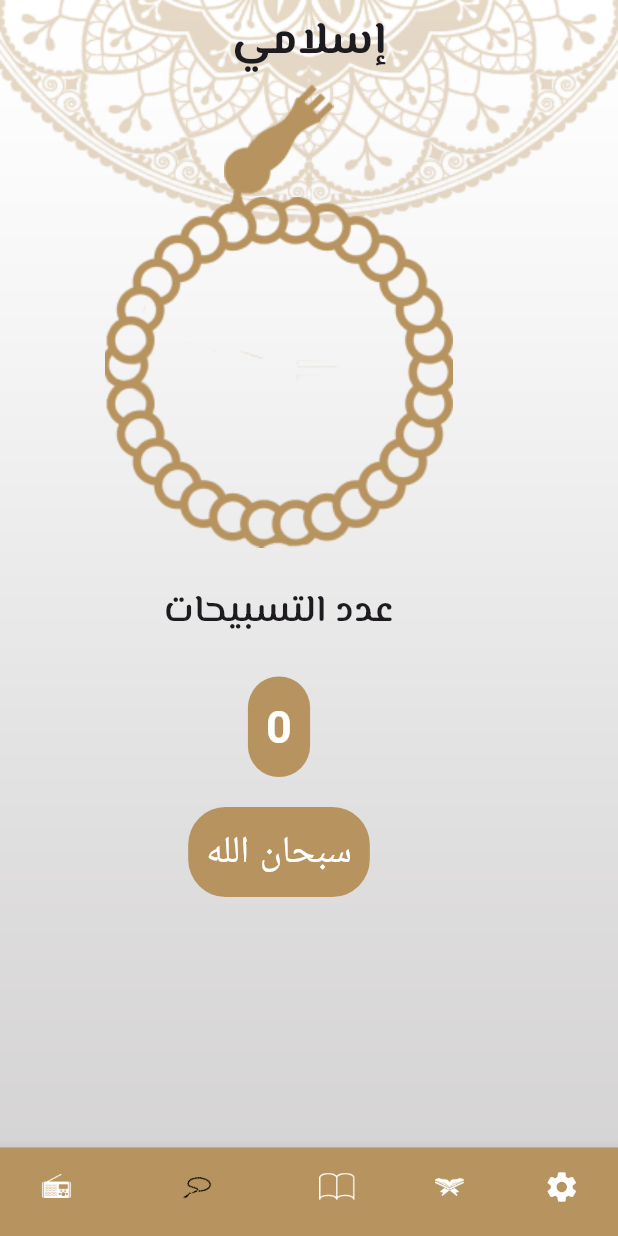
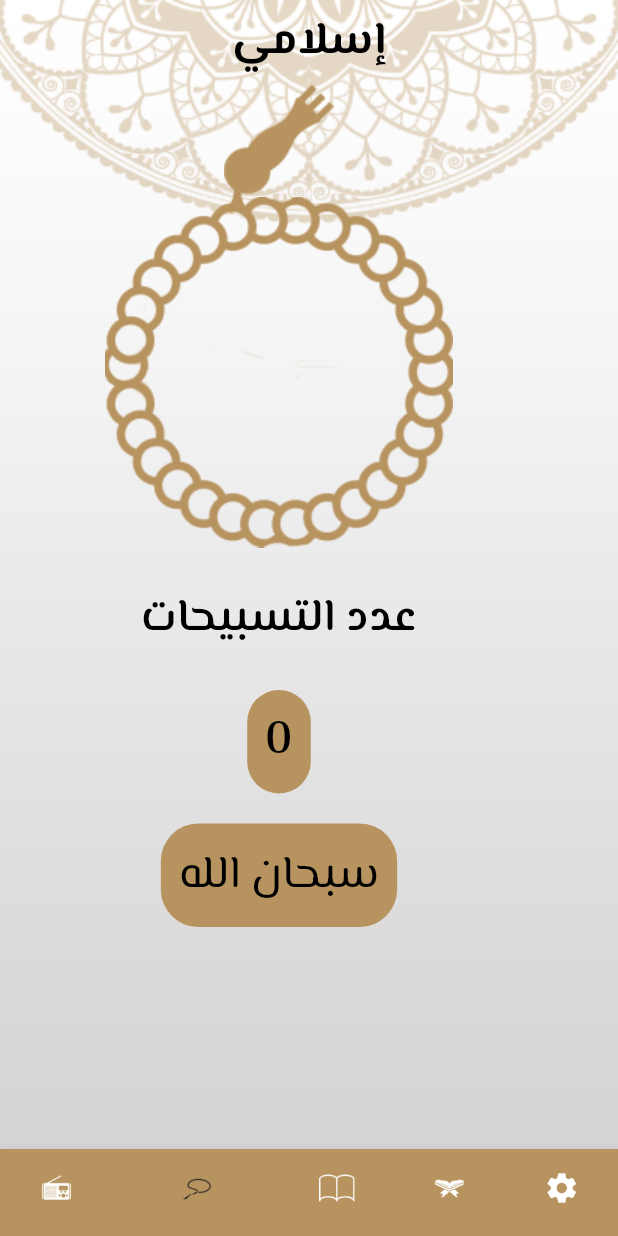
Before and after one commit to Algohary1/islami-App, a Flutter app: the screen it shows after launch, item 2 of the bottom bar chosen, on a phone screen of 412 x 824 dp. Run offline on Flutter 3.47's test engine with Material 3 defaults, Android fonts, the phone set to English and light mode, and no system bars; our stand-ins replace google_fonts.

Commit message:
islami app updates

```diff
--- a/lib/home/home.dart
+++ b/lib/home/home.dart
@@ -5,6 +5,7 @@ import 'package:sebha/home/tabs/quran1.dart';
 import 'package:sebha/home/tabs/radio.dart';
 import 'package:sebha/home/tabs/sebha.dart';
 import 'package:sebha/home/tabs/settings.dart';
+import 'package:sebha/my_theme_data.dart';
 
 class HomeScreen extends StatefulWidget {
   static const String routeName = 'HomeScreen';
@@ -27,13 +28,11 @@ int selectedIndex=0;
         width: double.infinity,
       ),
       Scaffold(
-        backgroundColor: Colors.transparent,
         appBar: AppBar(
-          backgroundColor: Colors.transparent,
-          centerTitle: true,
-          title: Text('إسلامي',
-              style: GoogleFonts.elMessiri(
-                  fontSize: 30, fontWeight: FontWeight.w700)),
+          title: Text('إسلامي', style:
+          Theme.of(context).textTheme.bodyLarge,
+            ),
+
         ),
         bottomNavigationBar:
             BottomNavigationBar(
@@ -43,23 +42,17 @@ int selectedIndex=0;
                   setState(() {
                   });
                 },
-                backgroundColor: Color(0xFFB7935F),
-                type: BottomNavigationBarType.shifting,
-                selectedItemColor: Colors.black,
-                unselectedItemColor: Colors.white,
-                showUnselectedLabels: false,
-                showSelectedLabels: false,
                 items: [
           BottomNavigationBarItem(icon: ImageIcon(AssetImage('assets/images/radio.png')), label: '',
-          backgroundColor: Color(0xFFB7935F),),
+          backgroundColor: MyThemeData.primaryColor,),
           BottomNavigationBarItem(icon: ImageIcon(AssetImage('assets/images/sebha_blue.png')), label: '',
-          backgroundColor: Color(0xFFB7935F),),
+          backgroundColor: MyThemeData.primaryColor,),
           BottomNavigationBarItem(icon: ImageIcon(AssetImage('assets/images/ahadeth.png')), label: '',
-          backgroundColor: Color(0xFFB7935F),),
+          backgroundColor: MyThemeData.primaryColor,),
           BottomNavigationBarItem(icon: ImageIcon(AssetImage('assets/images/moshaf.png')), label: '',
-          backgroundColor: Color(0xFFB7935F),),
+          backgroundColor: MyThemeData.primaryColor,),
           BottomNavigationBarItem(icon: Icon(Icons.settings,),label: '',
-          backgroundColor: Color(0xFFB7935F),),
+          backgroundColor: MyThemeData.primaryColor,),
         ]),
         body: tabs[selectedIndex],
       ),
--- a/lib/home/tabs/ahadeth.dart
+++ b/lib/home/tabs/ahadeth.dart
@@ -3,6 +3,8 @@ import 'package:flutter/services.dart';
 import 'package:google_fonts/google_fonts.dart';
 import 'package:sebha/ahadeth_details.dart';
 import 'package:sebha/ahadeth_model.dart';
+
+import '../../my_theme_data.dart';
 
 
 class ahadethTab extends StatefulWidget {
@@ -30,7 +32,7 @@ class _quranTabState extends State<ahadethTab> {
         ),
         Divider(
           thickness: 3,
-          color: Color(0xffB7935F),
+          color: MyThemeData.primaryColor,
         ),
         Text('الأحاديث', textAlign: TextAlign.center,style: GoogleFonts.elMessiri(
           fontSize: 25,
@@ -38,7 +40,7 @@ class _quranTabState extends State<ahadethTab> {
         ),),
         Divider(
           thickness: 3,
-          color: Color(0xffB7935F),
+          color: MyThemeData.primaryColor,
         ),
         Expanded(
           child: ListView.builder(
--- a/lib/home/tabs/sebha.dart
+++ b/lib/home/tabs/sebha.dart
@@ -1,6 +1,8 @@
 import 'package:flutter/material.dart';
 import 'package:flutter/widgets.dart';
 import 'package:google_fonts/google_fonts.dart';
+
+import '../../my_theme_data.dart';
 
 class sebhaTab extends StatefulWidget {
   const sebhaTab({super.key});
@@ -34,7 +36,6 @@ class _sebhaTabState extends State<sebhaTab> {
   @override
   Widget build(BuildContext context) {
     return Scaffold(
-      backgroundColor: Colors.transparent,
       body: Padding(
         padding: const EdgeInsets.only(
           left: 70,
@@ -62,8 +63,9 @@ class _sebhaTabState extends State<sebhaTab> {
           ),
           Text(
             'عدد التسبيحات',
-            style: GoogleFonts.elMessiri(
-                fontWeight: FontWeight.w600, fontSize: 25),
+            style: Theme.of(context).textTheme.bodyLarge?.copyWith(
+              fontWeight: FontWeight.w600,
+            ),
           ),
           SizedBox(
             height: 25,
@@ -71,16 +73,15 @@ class _sebhaTabState extends State<sebhaTab> {
           Container(
               padding: EdgeInsets.all(12),
               decoration: BoxDecoration(
-                color: Color(0xFFB7935F),
+                color: MyThemeData.primaryColor,
                 borderRadius: BorderRadius.circular(25),
               ),
               child: Text(
                 counter.toString(),
                 textAlign: TextAlign.center,
-                style: TextStyle(
-                    fontSize: 30,
-                    fontWeight: FontWeight.w700,
-                    color: Colors.white),
+                style: Theme.of(context).textTheme.bodyLarge?.copyWith(
+                  fontWeight: FontWeight.w600,
+                ),
               )),
           SizedBox(
             height: 20,
@@ -88,15 +89,13 @@ class _sebhaTabState extends State<sebhaTab> {
           Container(
             padding: EdgeInsets.all(12),
             decoration: BoxDecoration(
-              color: Color(0xFFB7935F),
+              color: MyThemeData.primaryColor,
               borderRadius: BorderRadius.circular(25),
             ),
             child: Text(
               '${Zekr[index]}',
-              style: GoogleFonts.inter(
-                  fontSize: 25,
-                  fontWeight: FontWeight.w400,
-                  color: Colors.white),
+              style: Theme.of(context).textTheme.bodyLarge?.copyWith(
+                  fontWeight: FontWeight.w400),
             ),
           ),
         ]),
--- a/lib/main.dart
+++ b/lib/main.dart
@@ -1,6 +1,8 @@
 import 'package:flutter/material.dart';
+import 'package:google_fonts/google_fonts.dart';
 import 'package:sebha/ahadeth_details.dart';
 import 'package:sebha/home/home.dart';
+import 'package:sebha/my_theme_data.dart';
 import 'package:sebha/sura_details.dart';
 
 void main() {
@@ -11,6 +13,9 @@ class MyApp extends StatelessWidget {
   Widget build(BuildContext context) {
     return MaterialApp(
       debugShowCheckedModeBanner: false,
+      themeMode: ThemeMode.light,
+      theme: MyThemeData.LightTheme,
+      darkTheme: MyThemeData.DarkTheme,
       initialRoute: HomeScreen.routeName,
       routes:{
         HomeScreen.routeName: (context)=> HomeScreen(),
--- /dev/null
+++ b/lib/my_theme_data.dart
@@ -0,0 +1,47 @@
+import 'package:flutter/material.dart';
+import 'package:google_fonts/google_fonts.dart';
+
+class MyThemeData{
+  static Color primaryColor=Color(0xFFB7935F);
+  static Color blackColor=Color(0xFF242424);
+   static ThemeData LightTheme= ThemeData(
+     primaryColor: primaryColor,
+      bottomNavigationBarTheme: BottomNavigationBarThemeData(
+        backgroundColor: primaryColor,
+        showSelectedLabels: false,
+        showUnselectedLabels: false,
+        selectedItemColor: blackColor,
+        unselectedItemColor: Colors.white,
+        type: BottomNavigationBarType.shifting,
+
+      ),
+      scaffoldBackgroundColor: Colors.transparent,
+      appBarTheme: AppBarTheme(
+        iconTheme: IconThemeData(
+          size: 30,
+        ),
+        centerTitle: true,
+        backgroundColor: Colors.transparent,
+
+      ),
+
+     textTheme: TextTheme(
+       bodyLarge: GoogleFonts.elMessiri(
+           fontSize: 30,
+           color: Colors.black,
+           fontWeight: FontWeight.w700),
+       bodyMedium: GoogleFonts.elMessiri(
+           fontSize: 25,
+           color: Colors.black,
+           fontWeight: FontWeight.w700),
+       bodySmall: GoogleFonts.elMessiri(
+           fontSize: 20,
+           color: Colors.black,
+           fontWeight: FontWeight.w700),
+
+     )
+  );
+
+   static ThemeData DarkTheme= ThemeData();
+
+}
```
Also changed, not shown: assets/files/ahadeth.txt (+25 -25 lines), lib/ahadeth_details.dart (+4 -8 lines), lib/home/tabs/quran1.dart (+11 -8 lines), lib/home/tabs/radio.dart (+4 -5 lines), lib/sura_details.dart (+4 -8 lines).
